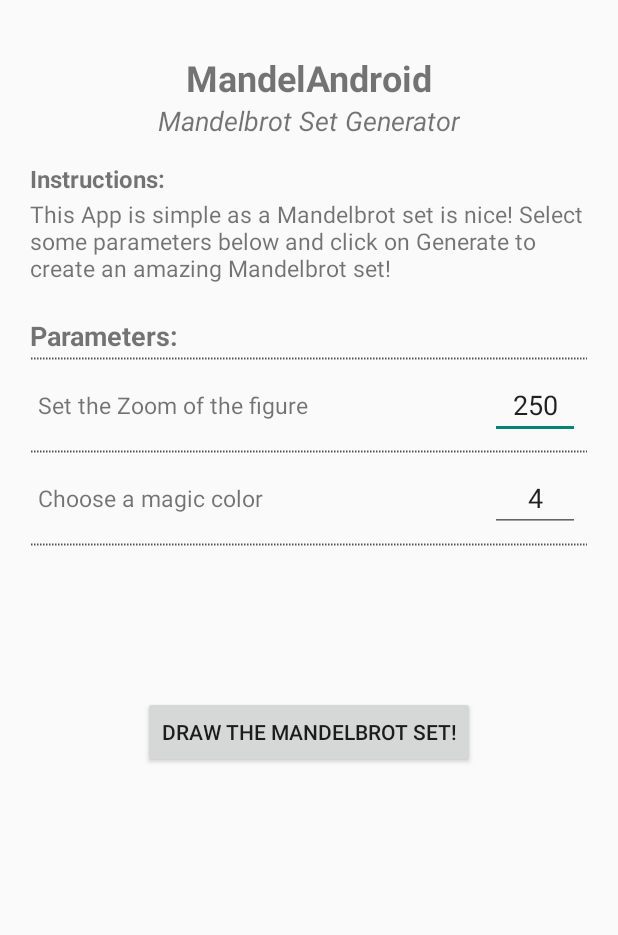
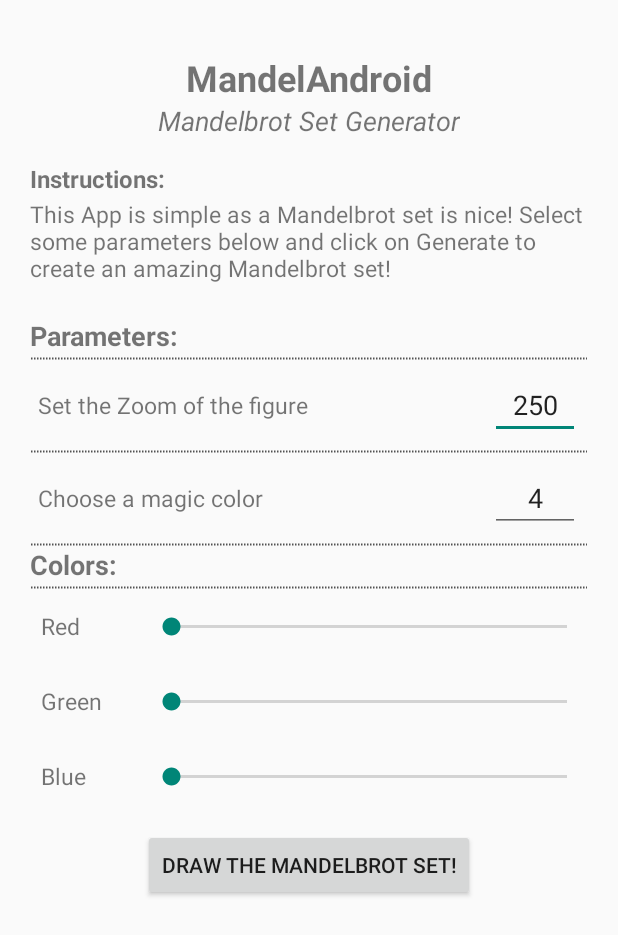
Before and after one commit to jbiral/MandelAndroid, an Android app: the screen it shows after launch (ChooseParametersActivity), on a phone screen of 412 x 824 dp. Shown: the top 935 px of the screen. Run offline under Robolectric (Android 15) with nearby library versions, the phone set to English and light mode, and no system bars.

Commit message:
Adding color sliders to the parameters

```diff
--- a/app/src/main/res/layout/choose_parameter_layout.xml
+++ b/app/src/main/res/layout/choose_parameter_layout.xml
@@ -54,10 +54,15 @@
 
     </RelativeLayout>
 
+    <ScrollView
+        android:layout_width="match_parent"
+        android:layout_height="wrap_content"
+        android:layout_below="@id/title_container">
+
         <LinearLayout
-        android:layout_width="fill_parent"
+            android:layout_width="match_parent"
             android:layout_height="wrap_content"
-        android:layout_below="@id/title_container"
+
             android:orientation="vertical"
             android:gravity="center_horizontal">
 
@@ -88,7 +93,6 @@
                     android:text="Set the Zoom of the figure" />
 
                 <EditText
-
                     android:id="@+id/et_zoom"
                     android:layout_width="60dp"
                     android:layout_marginRight="25dp"
@@ -139,14 +143,91 @@
                 android:layerType="software"
                 android:src="@drawable/dotted_line"/>
 
+            <TextView
+                style="@style/SmallTitle"
+                android:layout_gravity="left"
+                android:textSize="18sp"
+                android:layout_marginLeft="20dp"
+                android:layout_marginTop="0dp"
+                android:gravity="center"
+                android:text="Colors:" />
+
+            <ImageView
+                android:layout_width="match_parent"
+                android:layout_height="2dp"
+                android:layout_marginLeft="20dp"
+                android:layout_marginRight="20dp"
+                android:layerType="software"
+                android:src="@drawable/dotted_line"/>
+
+            <!-- Must do a TableLayout -->
+            <TableLayout
+                android:layout_width="match_parent"
+                android:layout_height="wrap_content"
+                android:layout_marginLeft="10dp"
+                android:layout_marginRight="15dp"
+                android:orientation="horizontal">
+
+                <TableRow
+                    android:minHeight="50dp"
+                    android:gravity="center_vertical">
+
+                    <TextView
+                        style="@style/NormalListText"
+                        android:text="Red" />
+
+                    <SeekBar
+                        android:layout_width="0dp"
+                        android:layout_height="wrap_content"
+                        android:layout_marginLeft="30dp"
+                        android:layout_weight="1"/>
+
+                </TableRow>
+
+                <TableRow
+                    android:minHeight="50dp"
+                    android:gravity="center_vertical">
+
+                    <TextView
+                        style="@style/NormalListText"
+                        android:text="Green" />
+
+                    <SeekBar
+                        android:layout_width="0dp"
+                        android:layout_height="wrap_content"
+                        android:layout_marginLeft="30dp"
+                        android:layout_weight="1"/>
+
+                </TableRow>
+
+                <TableRow
+                    android:minHeight="50dp"
+                    android:gravity="center_vertical">
+
+                    <TextView
+                        style="@style/NormalListText"
+                        android:text="Blue" />
+
+                    <SeekBar
+                        android:layout_width="0dp"
+                        android:layout_height="wrap_content"
+                        android:layout_marginLeft="30dp"
+                        android:layout_weight="1"/>
+
+                </TableRow>
+
+            </TableLayout>
+
 
             <Button
                 android:id="@+id/btn_draw_mandelbrot"
                 android:layout_width="wrap_content"
                 android:layout_height="wrap_content"
-            android:layout_marginTop="100dp"
+                android:layout_marginTop="10dp"
                 android:text="@string/button_draw_mandelbrot" />
 
         </LinearLayout>
 
+    </ScrollView>
+
 </RelativeLayout>
```
Lines whose indentation alone changed are shown as unchanged.
